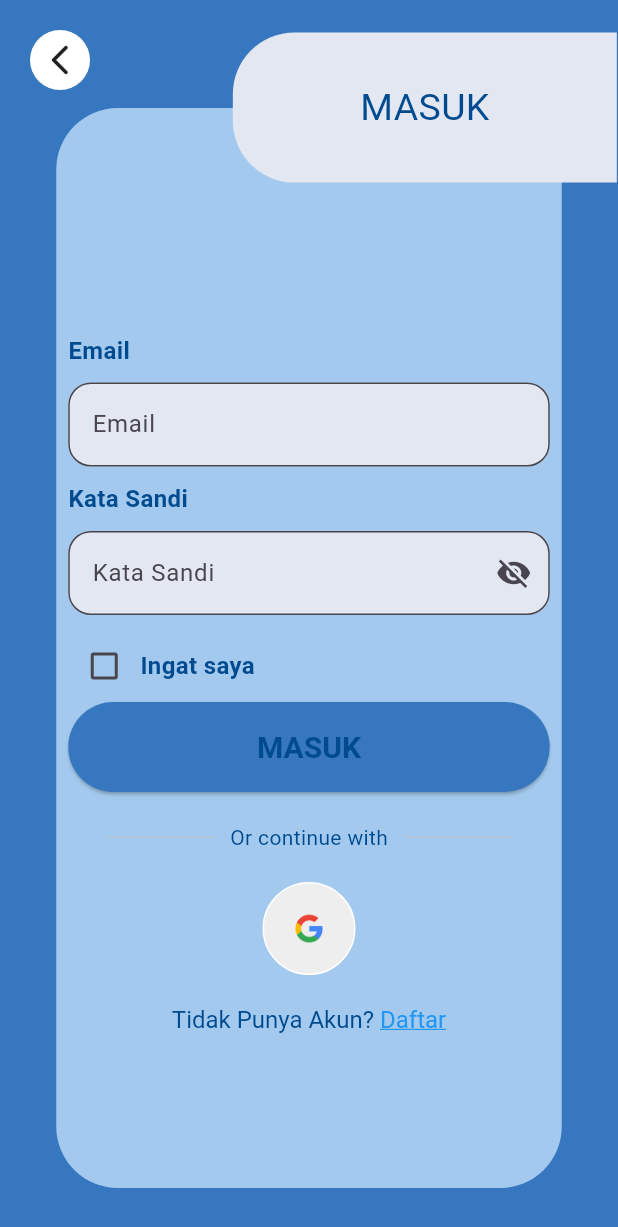
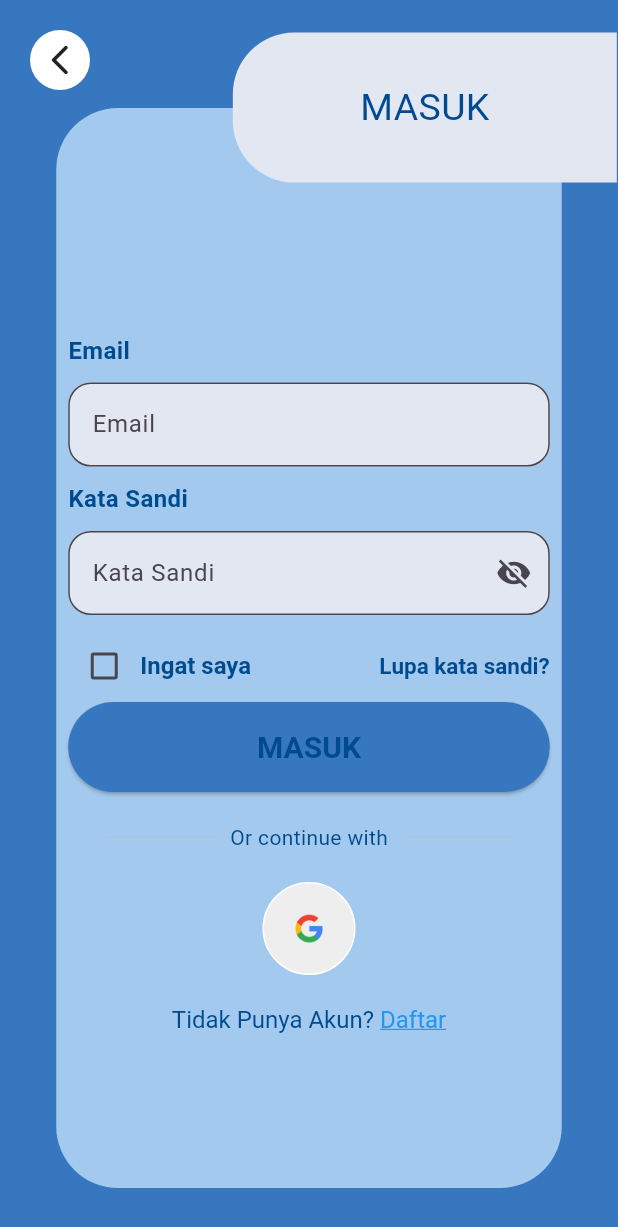
Before and after one commit to JenniVel/ProjekPab2, a Flutter app: the MasukScreen screen opened by its route, on a phone screen of 412 x 824 dp. Shown: the top 1227 px of the screen. Run offline on Flutter 3.47's test engine with Material 3 defaults, Android fonts, the phone set to English and light mode, and no system bars; our stand-ins replace animate_do, cached_network_image, cloud_firestore, curved_navigation_bar, firebase_auth, firebase_core and 9 more; missing offline and left inert: encrypt, flutter_config; accounts and stored records are empty; Roboto replaces fonts that are missing (fonts/Inter-Black.ttf).

Commit message:
lupa password tambahan di masukscreen

```diff
--- a/lib/screens/awalan/masuk_screen.dart
+++ b/lib/screens/awalan/masuk_screen.dart
@@ -5,6 +5,7 @@ import 'package:flutter/gestures.dart';
 import 'package:flutter/material.dart';
 import 'package:projek/global/showmessage.dart';
 import 'package:projek/komponen/google.dart';
+import 'package:projek/screens/awalan/reset_password.dart';
 import 'package:projek/screens/home/home_screen.dart';
 import 'package:projek/screens/home/list_screen.dart';
 import 'package:projek/services/auth_provider.dart';
@@ -90,7 +91,8 @@ class _MasukScreenState extends State<MasukScreen> {
         if (user.email == 'jeo1@gmail.com') {
           Navigator.pushReplacement(
             context,
-            MaterialPageRoute(builder: (context) => const DestinationListScreen()),
+            MaterialPageRoute(
+                builder: (context) => const DestinationListScreen()),
           );
         } else {
           Navigator.pushReplacement(
@@ -223,8 +225,9 @@ class _MasukScreenState extends State<MasukScreen> {
                                   keyboardType: TextInputType.text,
                                   decoration: InputDecoration(
                                     hintText: "Kata Sandi",
-                                    errorText:
-                                        _errorText.isNotEmpty ? _errorText : null,
+                                    errorText: _errorText.isNotEmpty
+                                        ? _errorText
+                                        : null,
                                     labelStyle: const TextStyle(
                                       fontFamily: 'fonts/Inter-Bold.ttf',
                                       color: Color(0xFF4583DF),
@@ -255,6 +258,10 @@ class _MasukScreenState extends State<MasukScreen> {
                                 ),
                                 const SizedBox(height: 10),
                                 Row(
+                                  mainAxisAlignment:
+                                      MainAxisAlignment.spaceBetween,
+                                  children: [
+                                    Row(
                                       children: [
                                         Checkbox(
                                           value: _isSignedIn,
@@ -264,13 +271,40 @@ class _MasukScreenState extends State<MasukScreen> {
                                             });
                                           },
                                         ),
-                                    Text(
-                                      'Ingat saya',
+                                        RichText(
+                                          text: TextSpan(
+                                            text: 'Ingat saya',
                                             style: TextStyle(
-                                        fontFamily: 'fonts/Inter-Black.ttf',
-                                        color: Theme.of(context).primaryColor,
+                                              fontFamily:
+                                                  'fonts/Inter-Black.ttf',
+                                              color: Theme.of(context)
+                                                  .primaryColor,
                                               fontWeight: FontWeight.bold,
                                               fontSize: 16,
+                                            ),
+                                          ),
+                                        ),
+                                      ],
+                                    ),
+                                    //tambahan ke reset pass
+                                    RichText(
+                                      text: TextSpan(
+                                        text: 'Lupa kata sandi?',
+                                        style: TextStyle(
+                                          color: Theme.of(context).primaryColor,
+                                          fontSize: 15,
+                                          fontWeight: FontWeight.bold,
+                                        ),
+                                        recognizer: TapGestureRecognizer()
+                                          ..onTap = () {
+                                            Navigator.push(
+                                              context,
+                                              MaterialPageRoute(
+                                                builder: (context) =>
+                                                    ResetPass(),
+                                              ),
+                                            );
+                                          },
                                       ),
                                     ),
                                   ],
@@ -306,8 +340,8 @@ class _MasukScreenState extends State<MasukScreen> {
                                 ),
                                 const SizedBox(height: 20),
                                 Padding(
-                                  padding:
-                                      const EdgeInsets.symmetric(horizontal: 25.0),
+                                  padding: const EdgeInsets.symmetric(
+                                      horizontal: 25.0),
                                   child: Row(
                                     children: [
                                       Expanded(
@@ -322,7 +356,8 @@ class _MasukScreenState extends State<MasukScreen> {
                                         child: Text(
                                           'Or continue with',
                                           style: TextStyle(
-                                            color: Theme.of(context).primaryColor,
+                                            color:
+                                                Theme.of(context).primaryColor,
                                           ),
                                         ),
                                       ),
@@ -341,8 +376,8 @@ class _MasukScreenState extends State<MasukScreen> {
                                   children: [
                                     Tombol(
                                       imagePath: 'images/google/google.png',
-                                      onTap: () =>
-                                          authenticateWithGoogle(context: context),
+                                      onTap: () => authenticateWithGoogle(
+                                          context: context),
                                     ),
                                   ],
                                 ),
@@ -360,7 +395,8 @@ class _MasukScreenState extends State<MasukScreen> {
                                           text: 'Daftar',
                                           style: const TextStyle(
                                             color: Colors.blue,
-                                            decoration: TextDecoration.underline,
+                                            decoration:
+                                                TextDecoration.underline,
                                             fontSize: 16,
                                           ),
                                           recognizer: TapGestureRecognizer()
@@ -390,7 +426,8 @@ class _MasukScreenState extends State<MasukScreen> {
               width: 256,
               height: 100,
               decoration: BoxDecoration(
-                color: Theme.of(context).floatingActionButtonTheme.backgroundColor,
+                color:
+                    Theme.of(context).floatingActionButtonTheme.backgroundColor,
                 borderRadius: const BorderRadius.only(
                   bottomLeft: Radius.circular(41),
                   bottomRight: Radius.circular(0),
```
Also changed, not shown: lib/screens/awalan/reset_password.dart (+52 -29 lines). Lines whose indentation alone changed are shown as unchanged.
